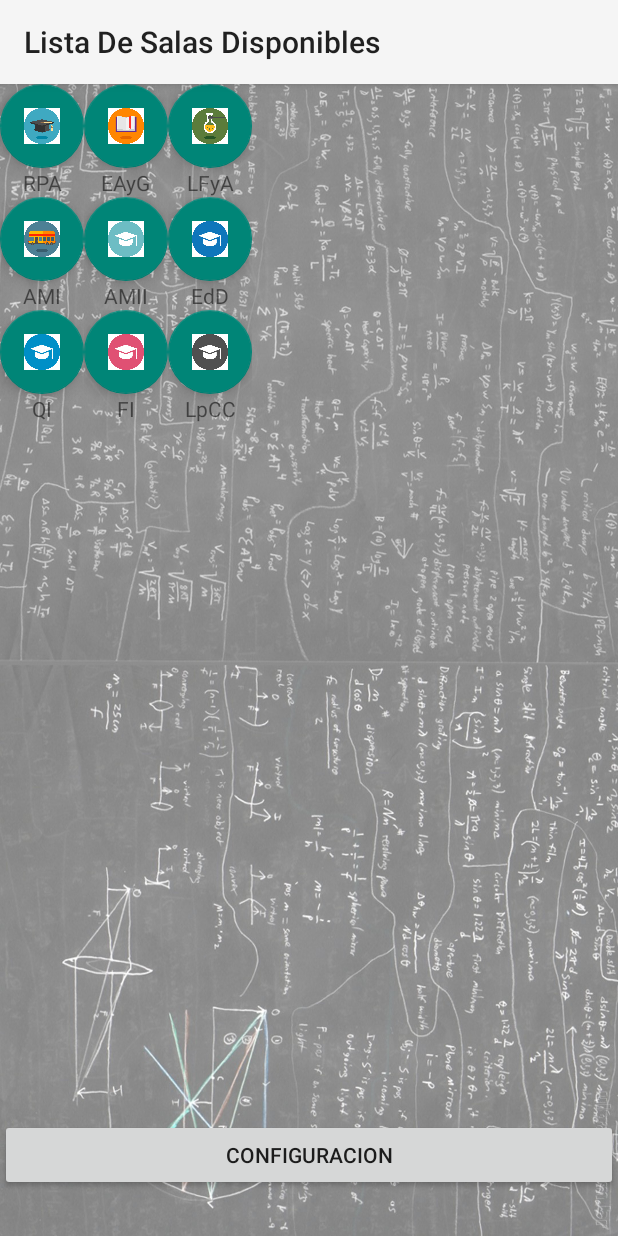
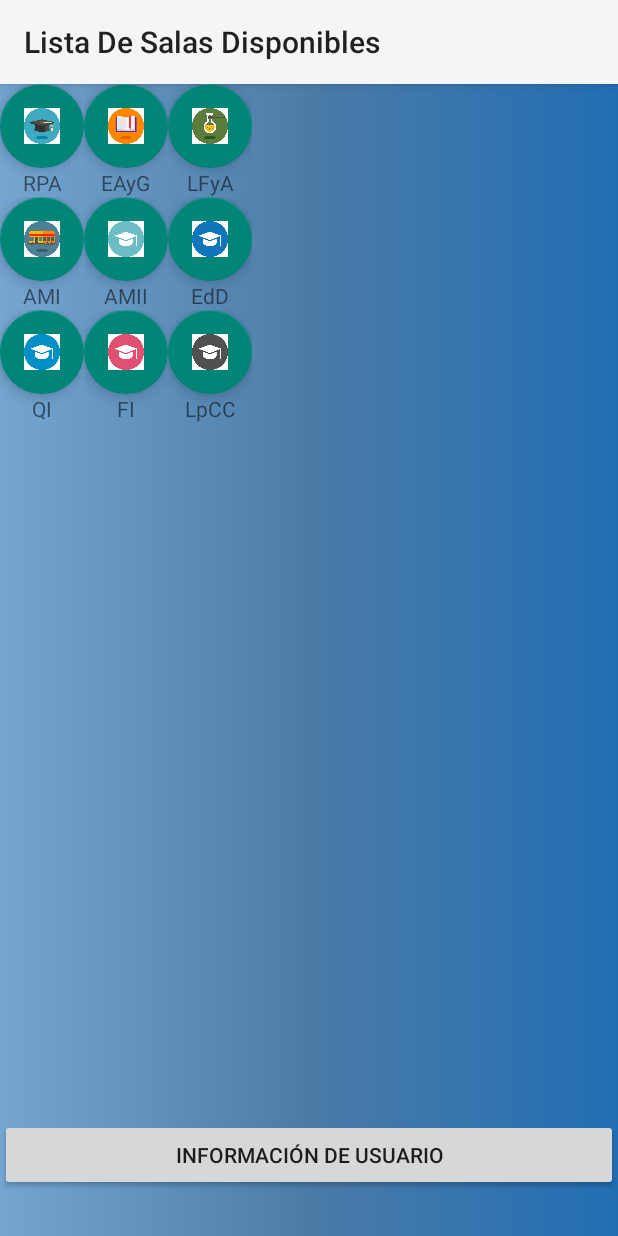
Before and after one commit to PabloGuillermoCV/UniChat, an Android app: the screen it shows after launch once a user with an empty profile is signed in (SalasChat), on a phone screen of 412 x 824 dp. Run offline under Robolectric (Android 15) with nearby library versions, the phone set to English and light mode, and no system bars; our stand-ins replace Firebase (no records; nobody signed in at launch, a user with empty details on screens opened directly).

Commit message:
modificaciones
las resources que estamos en SalasChat son el problema

```diff
--- a/app/src/main/res/layout/activity_salas_chat.xml
+++ b/app/src/main/res/layout/activity_salas_chat.xml
@@ -4,7 +4,7 @@
     xmlns:tools="http://schemas.android.com/tools"
     android:layout_width="match_parent"
     android:layout_height="match_parent"
-    android:background="@drawable/pizarra1"
+    android:background="@drawable/gradient"
     android:gravity="center"
     tools:context="ceballosvitalepabloguillermosacomanifrancogomeztoms.unichat.SalasChat">
 
@@ -15,7 +15,7 @@
         android:layout_alignParentBottom="true"
         android:layout_centerHorizontal="true"
         android:layout_marginBottom="30dp"
-        android:text="@string/title_activity_config" />
+        android:text="@string/info_us" />
 
     <ScrollView
         android:layout_width="match_parent"
--- a/app/src/main/res/values/strings.xml
+++ b/app/src/main/res/values/strings.xml
@@ -154,4 +154,5 @@
     <string name="lpcc">LpCC</string>
     <string name="f1">FI</string>
     <string name="q1">QI</string>
+    <string name="info_us">Información De Usuario</string>
 </resources>
```
